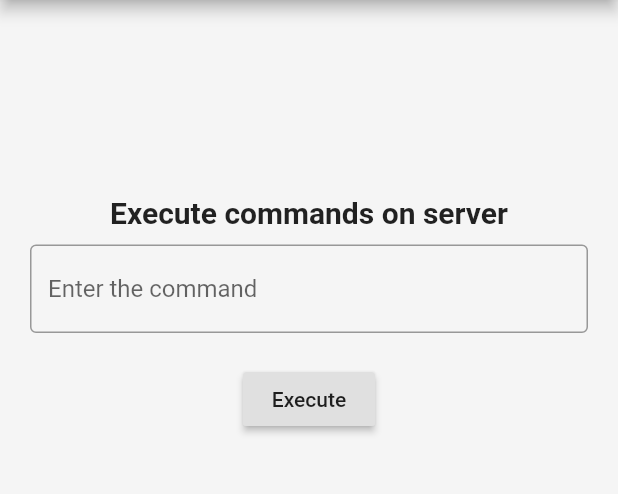
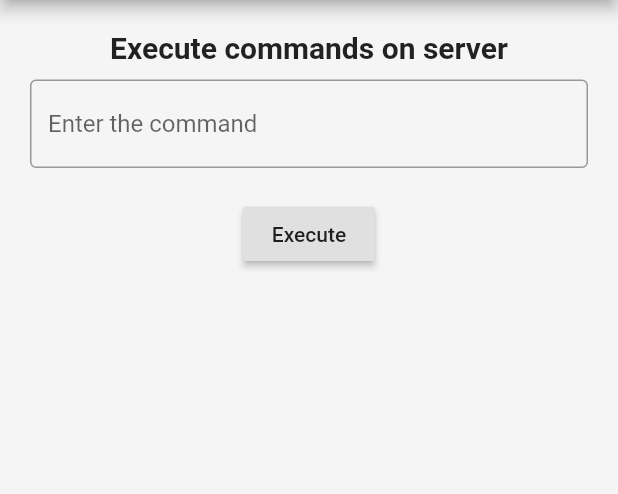
Before and after one commit to gauravmehta13/Remote_Management_App, a Flutter app: the screen it shows after launch, on a phone screen of 412 x 824 dp, the part 84-578 px from its top. Run offline on Flutter 3.47's test engine with Material 2 defaults, Android fonts, the phone set to English and light mode, and no system bars; our stand-ins replace fluttertoast.

Commit message:
nothing much of imp

```diff
--- a/lib/Screens/Dashboard.dart
+++ b/lib/Screens/Dashboard.dart
@@ -8,7 +8,7 @@ class Dashboard extends StatefulWidget {
 }
 
 class _DashboardState extends State<Dashboard> {
-  var output = " ";
+  var op = " ";
   var msgLine = " ";
   String commandName = " ";
   @override
@@ -25,7 +25,7 @@ class _DashboardState extends State<Dashboard> {
         child: Column(
           children: <Widget>[
             SizedBox(
-              height: 130,
+              height: 20,
             ),
             Text(
               'Execute commands on server',
@@ -60,7 +60,7 @@ class _DashboardState extends State<Dashboard> {
                 var data = result.body;
                 setState(() {
                   msgLine = "Output of the ${commandName} comamnd is: ";
-                  output = data;
+                  op = data;
                 });
                 print(data);
               },
@@ -83,8 +83,9 @@ class _DashboardState extends State<Dashboard> {
                     height: 10,
                   ),
                   Text(
-                    '${output}',
+                    '${op ?? "output will show up here"}',
                     style: TextStyle(
+                      //decoration: BoxDecoration().borderRadius,
                       fontSize: 18,
                       fontWeight: FontWeight.w400,
                     ),
--- a/lib/Screens/Docker.dart
+++ b/lib/Screens/Docker.dart
@@ -1,11 +1,11 @@
 import 'package:RemoteManagementApp/Screens/Help.dart';
 import 'package:flutter/material.dart';
 import 'package:http/http.dart' as http;
-import 'package:fluttertoast/fluttertoast.dart';
+//import 'package:fluttertoast/fluttertoast.dart';
 
 import 'Docker_Output.dart';
 
-var imagename, tag, cName, cmd, nName, output='null';
+var imagename, tag, cName, cmd, nName, output;
 
 dockerPull(imagename, {tag = 'latest'}) async {
   var url =
--- a/lib/Screens/Docker_Output.dart
+++ b/lib/Screens/Docker_Output.dart
@@ -15,7 +15,7 @@ class Docker_Output extends StatelessWidget {
             child:
             Center(
               child: Text(
-              output,
+              output  ?? "Output will show up here",
               style: TextStyle(fontWeight: FontWeight.w800),
               )
             ),
```
Also changed, not shown: lib/Drawer.dart (+5 -4 lines), pubspec.lock.
